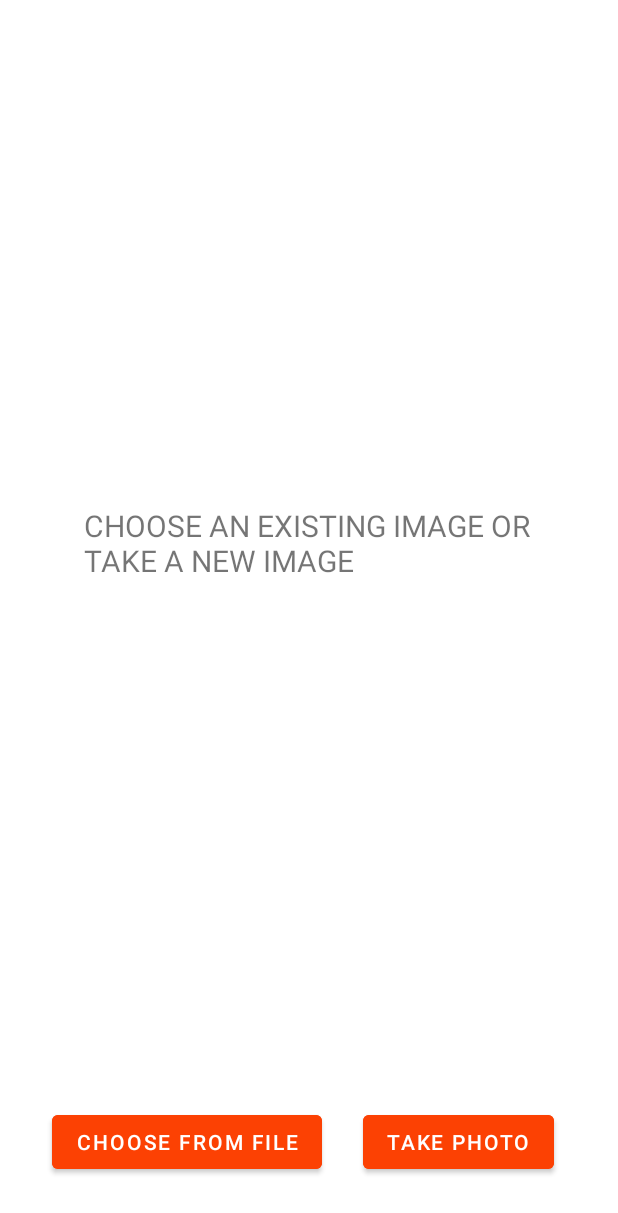
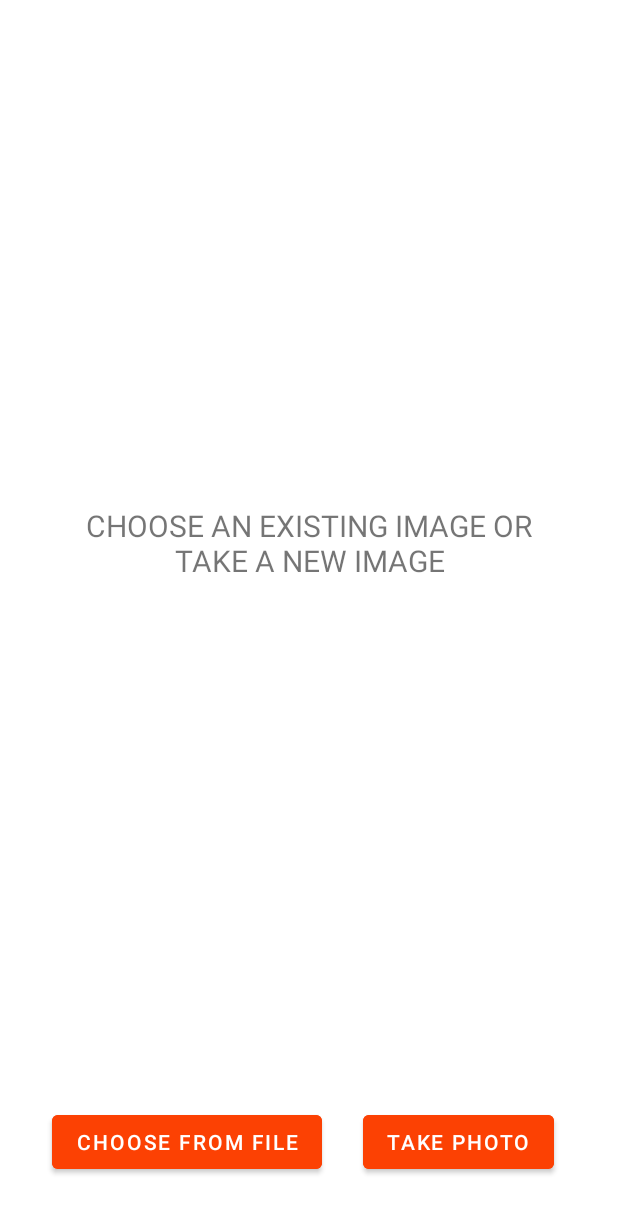
Before and after one commit to atorshizi/Personal_Projects, an Android app: the screen it shows after launch (MainActivity), on a phone screen of 412 x 824 dp. Shown: the top 1213 px of the screen. Run offline under Robolectric (Android 15) with nearby library versions, the phone set to English and light mode, and no system bars; libraries missing offline, so code that uses them is left out: com.google.mlkit.vision.

Commit message:
Update MainActivity.java

```diff
--- a/OCR/app/src/main/java/com/example/ocr/MainActivity.java
+++ b/OCR/app/src/main/java/com/example/ocr/MainActivity.java
@@ -44,7 +44,9 @@ public class MainActivity extends AppCompatActivity {
         actionBar.hide();
 
         Window statBar = getWindow();
-        statBar.setStatusBarColor(getResources().getColor(R.color.theme_color));
+        statBar.setStatusBarColor(0x00000000);
+        TextView text = findViewById(R.id.textView2);
+        text.setTextAlignment(View.TEXT_ALIGNMENT_CENTER);
 
         if ((ContextCompat.checkSelfPermission(MainActivity.this,Manifest.permission.CAMERA) != PackageManager.PERMISSION_GRANTED)){
             ActivityCompat.requestPermissions(MainActivity.this, new String[] {Manifest.permission.CAMERA, Manifest.permission.WRITE_EXTERNAL_STORAGE}, 1);
```
